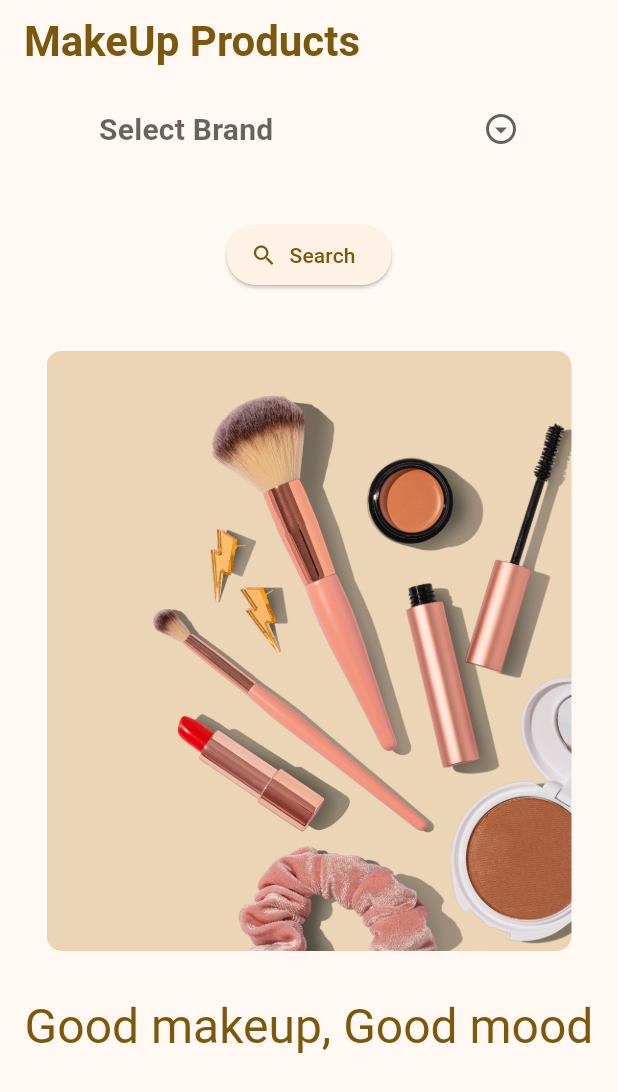
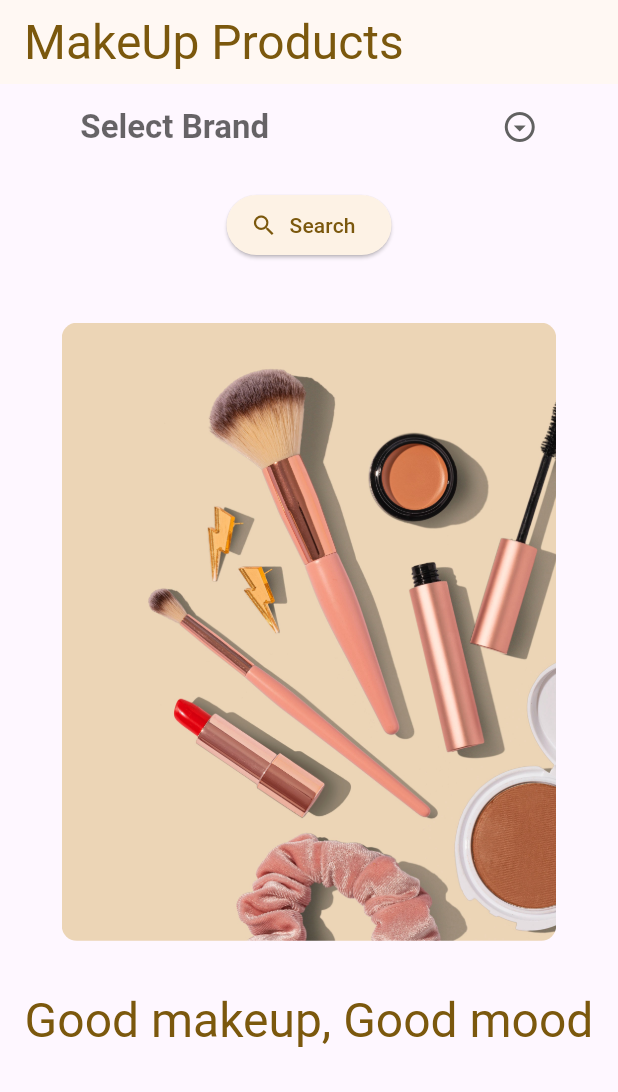
Before and after one commit to Moinuddin9777/simple_flutter_website, a Flutter app: the screen it shows after launch, on a phone screen of 412 x 824 dp. Shown: the top 1092 px of the screen. Run offline on Flutter 3.47's test engine with Material 3 defaults, Android fonts, the phone set to English and light mode, and no system bars; drawn by our look-alikes of dropdown_button2; our stand-ins replace get, google_fonts; missing offline and left inert: flutter_ellipsis_text.

Commit message:
Add files via upload

```diff
--- /dev/null
+++ b/lib/app/data/models/brands.dart
@@ -0,0 +1,59 @@
+const brands = [
+  'colourpop',
+  // 'boosh',
+  // 'deciem',
+  // 'zorah biocosmetiques',
+  // 'w3llpeople',
+  // 'sally b\'s skin yummies',
+  // 'rejuva minerals',
+  // 'penny lane organics',
+  // 'nudus',
+  // 'marienatie',
+  // 'maia\'s mineral galaxy',
+  // 'lotus cosmetics usa',
+  // 'green people',
+  // 'coastal classic creation',
+  // 'c\'est moi',
+  // 'alva',
+  // 'glossier',
+  'nyx',
+  // 'fenty',
+  'clinique',
+  // 'dior',
+  // 'iman',
+  // 'benefit',
+  'smashbox',
+  'marcelle',
+  'stila',
+  'mineral fusion',
+  'annabelle',
+  'dr. hauschka',
+  'physicians formula',
+  'cargo cosmetics',
+  'covergirl',
+  'e.l.f.',
+  'maybelline',
+  'almay',
+  'milani',
+  'pure anada',
+  'l\'oreal',
+  'sante',
+  'revlon',
+  'anna sui',
+  'wet n wild',
+  'pacifica',
+  'mistura',
+  'zorah',
+  'suncoat',
+  'moov',
+  'misa',
+  'salon perfect',
+  'orly',
+  'china glaze',
+  'essie',
+  'butter london',
+  'sinful colours',
+  'piggy paint',
+  'dalish',
+  'burt\'s bees',
+];
--- /dev/null
+++ b/lib/app/modules/home/binding.dart
@@ -0,0 +1,9 @@
+import 'package:api_call/app/modules/home/controller/home_controller.dart';
+import 'package:get/get.dart';
+
+class HomeBinder extends Bindings{
+  @override
+  void dependencies() {
+    Get.lazyPut(() => HomeController());
+  }
+}
--- /dev/null
+++ b/lib/app/modules/home/controller/home_controller.dart
@@ -0,0 +1,20 @@
+import 'package:api_call/app/data/models/brands.dart';
+import 'package:flutter/material.dart';
+import 'package:get/get.dart';
+
+class HomeController extends GetxController {
+  final textEditingController = TextEditingController();
+  final brandList = brands;
+  String? selectedValue;
+
+  @override
+  void dispose() {
+    super.dispose();
+    textEditingController.dispose();
+  }
+
+  void updateSelected(String? value) {
+    selectedValue = value;
+    update();
+  }
+}
--- /dev/null
+++ b/lib/app/modules/home/view.dart
@@ -0,0 +1,49 @@
+import 'package:api_call/app/core/utils/extensions.dart';
+import 'package:api_call/app/modules/home/widgets/brand_view.dart';
+import 'package:flutter/material.dart';
+
+class HomeScreen extends StatelessWidget {
+  const HomeScreen({super.key});
+  @override
+  Widget build(BuildContext context) {
+    return Scaffold(
+      appBar: AppBar(
+        title: Text(
+          'MakeUp Products',
+          style: Theme.of(context).textTheme.headlineLarge!.copyWith(
+                color: Theme.of(context).colorScheme.primary,
+              ),
+        ),
+      ),
+      body: Center(
+        child: Column(
+          children: [
+            BrandView(),
+            Container(
+              height: 100.0.wp,
+              width: 80.0.wp,
+              decoration: BoxDecoration(
+                borderRadius: BorderRadius.circular(10),
+                image: const DecorationImage(
+                  image: AssetImage('assets/images/makeup.jpg'),
+                  fit: BoxFit.cover,
+                ),
+              ),
+            ),
+            SizedBox(
+              height: 8.0.wp,
+            ),
+            Center(
+              child: Text(
+                'Good makeup, Good mood',
+                style: Theme.of(context).textTheme.headlineLarge!.copyWith(
+                      color: Theme.of(context).colorScheme.primary,
+                    ),
+              ),
+            ),
+          ],
+        ),
+      ),
+    );
+  }
+}
--- /dev/null
+++ b/lib/app/modules/home/widgets/brand_view.dart
@@ -0,0 +1,139 @@
+import 'package:api_call/app/core/utils/extensions.dart';
+import 'package:api_call/app/modules/home/controller/home_controller.dart';
+import 'package:api_call/app/modules/product/view.dart';
+import 'package:dropdown_button2/dropdown_button2.dart';
+import 'package:flutter/material.dart';
+import 'package:get/get.dart';
+
+class BrandView extends StatelessWidget {
+  BrandView({super.key});
+  final ctrl = Get.find<HomeController>();
+  @override
+  Widget build(BuildContext context) {
+    return GetBuilder<HomeController>(
+      builder: (ctrl) => Column(
+        children: [
+          DropdownButtonHideUnderline(
+            child: DropdownButton2<String>(
+              iconStyleData: const IconStyleData(
+                icon: Icon(
+                  Icons.arrow_drop_down_circle_outlined,
+                ),
+              ),
+              isExpanded: true,
+              hint: Text(
+                'Select Brand',
+                style: Theme.of(context).textTheme.titleLarge!.copyWith(
+                      color: Theme.of(context).hintColor,
+                    ),
+              ),
+              items: ctrl.brandList
+                  .map(
+                    (item) => DropdownMenuItem(
+                      value: item,
+                      child: Text(
+                        item,
+                        style: Theme.of(context).textTheme.titleLarge!.copyWith(
+                              color: Theme.of(context).colorScheme.onBackground,
+                            ),
+                      ),
+                    ),
+                  )
+                  .toList(),
+              value: ctrl.selectedValue,
+              onChanged: (value) {
+                ctrl.updateSelected(value);
+              },
+              buttonStyleData: ButtonStyleData(
+                padding: EdgeInsets.symmetric(horizontal: 3.0.wp),
+                height: 14.0.wp,
+                width: 80.0.wp,
+                elevation: 1,
+              ),
+              dropdownStyleData: DropdownStyleData(
+                maxHeight: 80.0.wp,
+              ),
+              menuItemStyleData: MenuItemStyleData(
+                height: 11.0.wp,
+              ),
+              dropdownSearchData: DropdownSearchData(
+                searchController: ctrl.textEditingController,
+                searchInnerWidgetHeight: 10.0.wp,
+                searchInnerWidget: Container(
+                  height: 12.0.wp,
+                  padding: EdgeInsets.only(
+                    top: 3.0.wp,
+                    right: 2.0.wp,
+                    left: 2.0.wp,
+                  ),
+                  child: TextFormField(
+                    expands: true,
+                    maxLines: null,
+                    controller: ctrl.textEditingController,
+                    decoration: InputDecoration(
+                      isDense: true,
+                      contentPadding: EdgeInsets.symmetric(
+                        horizontal: 2.0.wp,
+                        vertical: 1.0.wp,
+                      ),
+                      hintText: 'Search for an Brand...',
+                      border: OutlineInputBorder(
+                        borderRadius: BorderRadius.circular(8),
+                      ),
+                    ),
+                  ),
+                ),
+                searchMatchFn: (item, searchValue) {
+                  return item.value.toString().contains(searchValue);
+                },
+              ),
+              onMenuStateChange: (isOpen) {
+                if (!isOpen) {
+                  ctrl.textEditingController.clear();
+                }
+              },
+            ),
+          ),
+          SizedBox(
+            height: 3.0.wp,
+          ),
+          ElevatedButton.icon(
+            icon: const Icon(Icons.search),
+            onPressed: () async {
+              if (ctrl.selectedValue != null) {
+                await Get.to(
+                  () => Products(brand: ctrl.selectedValue!),
+                );
+              } else {
+                Get.snackbar('', '',
+                    titleText: Text(
+                      'Select Brand',
+                      style: Theme.of(context).textTheme.titleLarge!.copyWith(
+                            color: Theme.of(context).colorScheme.onBackground,
+                          ),
+                    ),
+                    messageText: Text(
+                      'Brand can\'t be null',
+                      style: Theme.of(context).textTheme.titleMedium!.copyWith(
+                            color: Theme.of(context).colorScheme.onBackground,
+                          ),
+                    ),
+                    backgroundColor: Theme.of(context).colorScheme.background,
+                    borderWidth: 3,
+                    borderColor:
+                        Theme.of(context).colorScheme.secondaryContainer,
+                    snackPosition: SnackPosition.BOTTOM,
+                    icon: const Icon(Icons.error));
+              }
+              ctrl.updateSelected(null);
+            },
+            label: const Text('Search'),
+          ),
+          SizedBox(
+            height: 10.0.wp,
+          ),
+        ],
+      ),
+    );
+  }
+}
--- /dev/null
+++ b/lib/app/theme/theme_constant.dart
@@ -0,0 +1,21 @@
+import 'package:flutter/material.dart';
+import 'package:google_fonts/google_fonts.dart';
+
+final theme = ThemeData().copyWith(
+  colorScheme: ColorScheme.fromSeed(
+    brightness: Brightness.light,
+    seedColor: const Color.fromARGB(255, 197, 171, 129),
+    // background: const  Color.fromARGB(255, 197, 171, 129),
+  ),
+  textTheme: GoogleFonts.ubuntuCondensedTextTheme().copyWith(
+    titleSmall: GoogleFonts.ubuntuCondensed(
+      fontWeight: FontWeight.bold,
+    ),
+    titleMedium: GoogleFonts.ubuntuCondensed(
+      fontWeight: FontWeight.bold,
+    ),
+    titleLarge: GoogleFonts.ubuntuCondensed(
+      fontWeight: FontWeight.bold,
+    ),
+  ),
+);
--- a/lib/main.dart
+++ b/lib/main.dart
@@ -1,29 +1,9 @@
-import 'package:api_call/screens/home/home.dart';
+import 'package:api_call/app/modules/home/binding.dart';
+import 'package:api_call/app/modules/home/view.dart';
+import 'package:api_call/app/theme/theme_constant.dart';
 import 'package:flutter/material.dart';
 import 'package:get/get.dart';
-import 'package:google_fonts/google_fonts.dart';
 
-final colorScheme = ColorScheme.fromSeed(
-  brightness: Brightness.light,
-  seedColor: const Color.fromARGB(255, 197, 171, 129),
-  // background: const  Color.fromARGB(255, 197, 171, 129),
-);
-
-final theme = ThemeData().copyWith(
-  scaffoldBackgroundColor: colorScheme.background,
-  colorScheme: colorScheme,
-  textTheme: GoogleFonts.ubuntuCondensedTextTheme().copyWith(
-    titleSmall: GoogleFonts.ubuntuCondensed(
-      fontWeight: FontWeight.bold,
-    ),
-    titleMedium: GoogleFonts.ubuntuCondensed(
-      fontWeight: FontWeight.bold,
-    ),
-    titleLarge: GoogleFonts.ubuntuCondensed(
-      fontWeight: FontWeight.bold,
-    ),
-  ),
-);
 void main() {
   runApp(const MyApp());
 }
@@ -35,6 +15,7 @@ class MyApp extends StatelessWidget {
   Widget build(BuildContext context) {
     return GetMaterialApp(
       theme: theme,
+      initialBinding: HomeBinder(),
       home: const HomeScreen(),
     );
   }
```
Also changed, not shown: lib/app/core/utils/extensions.dart (added, +10 -0 lines), lib/app/data/models/product.dart (added, +115 -0 lines), lib/app/modules/product/Widgets/product_view.dart (added, +187 -0 lines), lib/app/modules/product/controller/product_controller.dart (added, +47 -0 lines), lib/app/modules/product/view.dart (added, +44 -0 lines).
